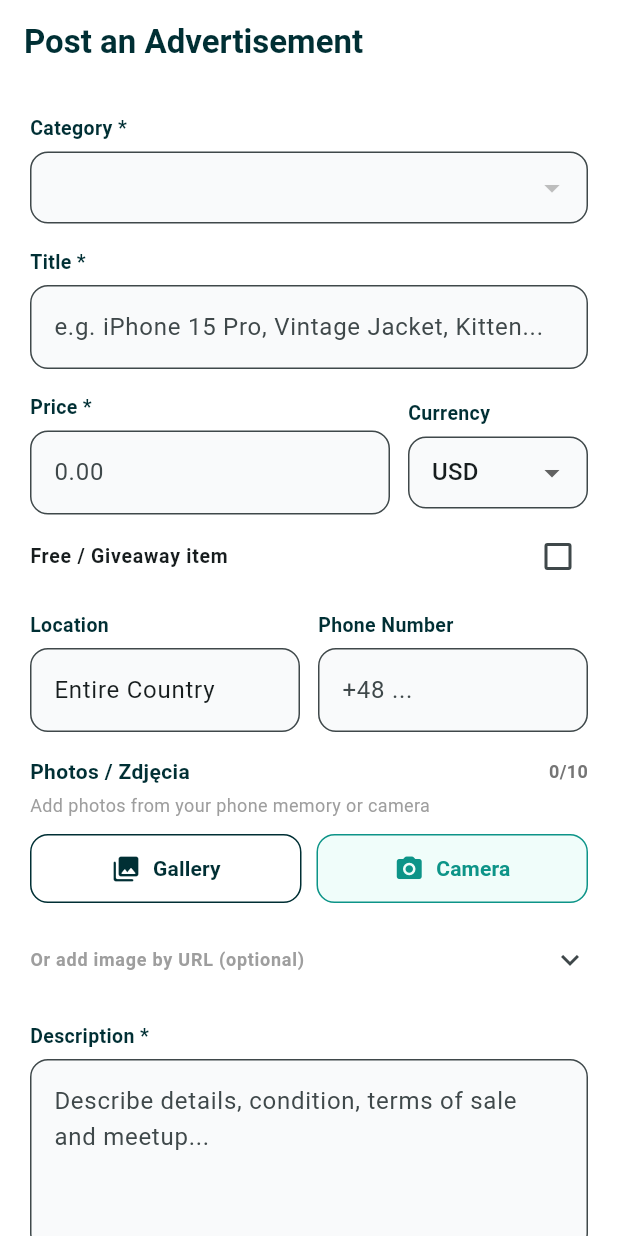
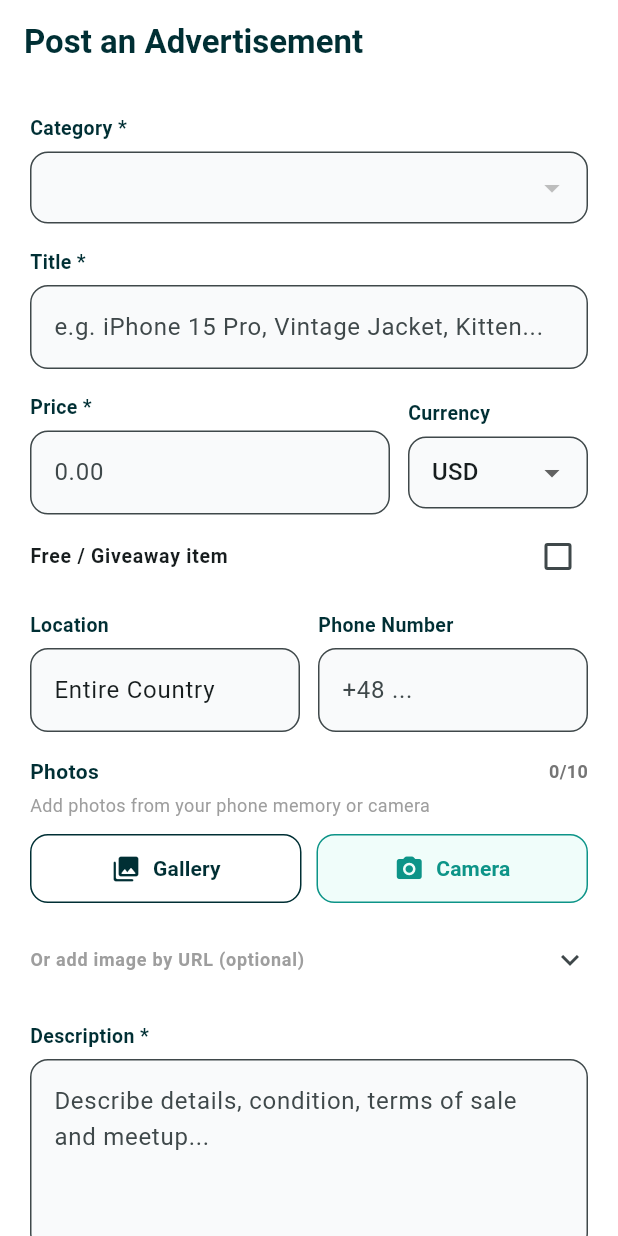
Before and after one commit to aucikkosmonaucik-boop/deallyhub, a Flutter app: the PostAdScreen screen opened directly, on a phone screen of 412 x 824 dp. Run offline on Flutter 3.47's test engine with Material 3 defaults, Android fonts, the phone set to English and light mode, and no system bars; our stand-ins replace image_picker, shared_preferences; accounts and stored records are empty; network calls fail.

Commit message:
chore(mobile): standardize My Advertisements and Post Ad dialogs to English

```diff
--- a/mobile/lib/screens/post_ad_screen.dart
+++ b/mobile/lib/screens/post_ad_screen.dart
@@ -456,7 +456,7 @@ class _PostAdScreenState extends State<PostAdScreen> {
                     mainAxisAlignment: MainAxisAlignment.spaceBetween,
                     children: [
                       const Text(
-                        'Photos / Zdjęcia',
+                        'Photos',
                         style: TextStyle(fontWeight: FontWeight.bold, fontSize: 14, color: Color(0xFF002F34)),
                       ),
                       Text(
--- a/mobile/lib/screens/profile_screen.dart
+++ b/mobile/lib/screens/profile_screen.dart
@@ -1757,7 +1757,7 @@ class _ProfileScreenState extends State<ProfileScreen> {
               const SizedBox(height: 6),
               TextFormField(
                 decoration: InputDecoration(
-                  hintText: 'e.g. Jan Kowalski',
+                  hintText: 'e.g. John Doe',
                   filled: true,
                   fillColor: Colors.white,
                   border: OutlineInputBorder(borderRadius: BorderRadius.circular(12), borderSide: const BorderSide(color: Color(0xFFE5E7EB))),
```
